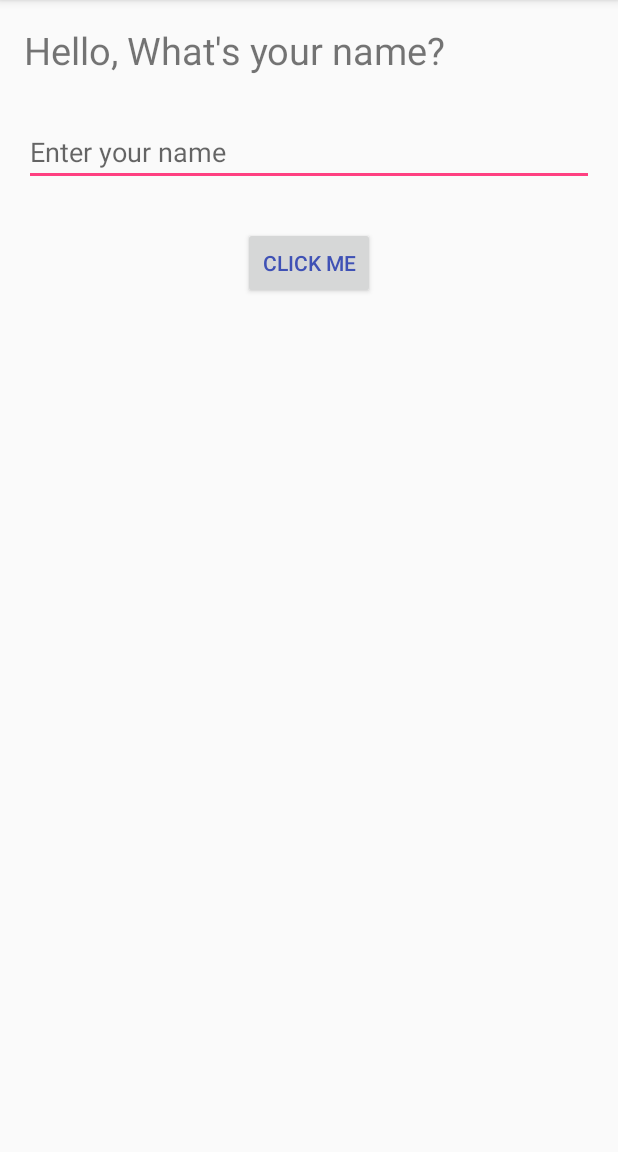
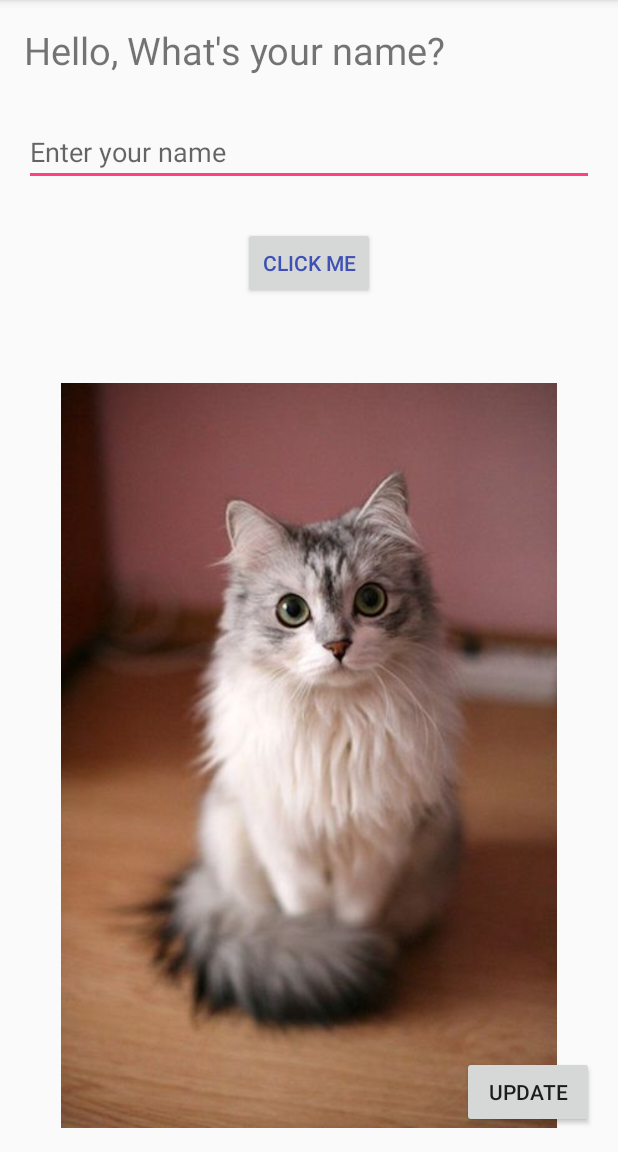
Before and after one commit to tando89/AndroidLearning, an Android app: the screen it shows after launch (MainActivity), after a tap on "CLICK ME", on a phone screen of 412 x 824 dp, the part 84-1236 px from its top. Run offline under Robolectric (Android 15) with nearby library versions, the phone set to English and light mode, and no system bars.

Commit message:
added uptate images

```diff
--- a/Button/app/src/main/java/com/tando/button/MainActivity.java
+++ b/Button/app/src/main/java/com/tando/button/MainActivity.java
@@ -5,14 +5,19 @@ import android.os.Bundle;
 import android.util.Log;
 import android.view.View;
 import android.widget.EditText;
+import android.widget.ImageView;
 import android.widget.Toast;
 
 public class MainActivity extends AppCompatActivity {
     public void buttonFunc (View newView) {
-
+        //R.id.textField R stands for resources. Meaning that it will search for id named textField
         EditText textField = (EditText) findViewById(R.id.textField);
         Toast.makeText(MainActivity.this, "Hello" + " " + textField.getText().toString(), Toast.LENGTH_SHORT).show();
 
+    }
+    public void buttonUpdate (View viewUpdate) {
+        ImageView cat = (ImageView) findViewById(R.id.imageCat01);
+        cat.setImageResource(R.drawable.img02);
     }
     @Override
     protected void onCreate(Bundle savedInstanceState) {
--- a/Button/app/src/main/res/layout/activity_main.xml
+++ b/Button/app/src/main/res/layout/activity_main.xml
@@ -1,5 +1,6 @@
 <?xml version="1.0" encoding="utf-8"?>
 <RelativeLayout xmlns:android="http://schemas.android.com/apk/res/android"
+    xmlns:app="http://schemas.android.com/apk/res-auto"
     xmlns:tools="http://schemas.android.com/tools"
     android:id="@+id/activity_main"
     android:layout_width="match_parent"
@@ -41,4 +42,24 @@
         android:id="@+id/textField"
         android:hint="Enter your name" />
 
+    <ImageView
+        android:layout_width="match_parent"
+        android:layout_height="match_parent"
+        app:srcCompat="@drawable/img01"
+        android:layout_below="@+id/button"
+        android:layout_alignParentLeft="true"
+        android:layout_alignParentStart="true"
+        android:layout_marginTop="56dp"
+        android:id="@+id/imageCat01" />
+
+    <Button
+        android:text="Update"
+        android:layout_width="wrap_content"
+        android:layout_height="wrap_content"
+        android:layout_alignParentBottom="true"
+        android:layout_alignParentRight="true"
+        android:layout_alignParentEnd="true"
+        android:id="@+id/button2"
+        android:onClick="buttonUpdate" />
+
 </RelativeLayout>
```
Also changed, not shown: Button/app/src/main/res/drawable/img01.jpg (added), Button/app/src/main/res/drawable/img02.jpg (added).
